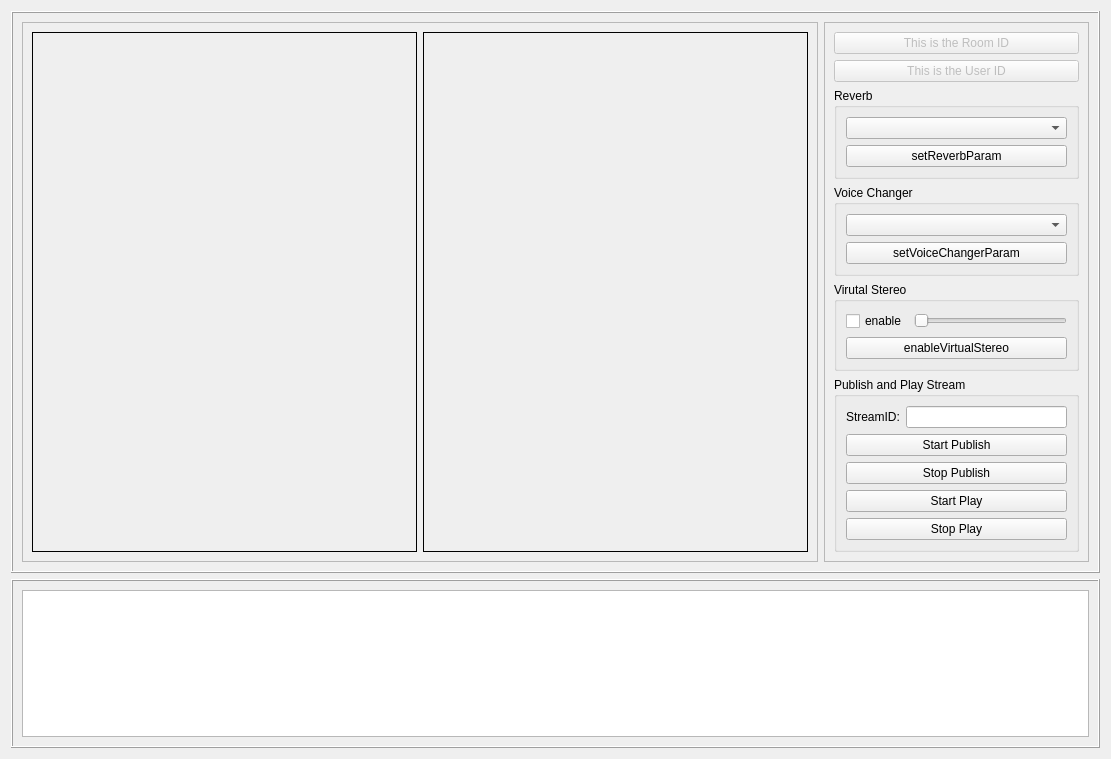
Before: the Qt Designer form video/src/SoundEffects/ZegoSoundEffectsDemo.ui in zegoim/zego-express-example-topics-cpp, drawn with Qt 5.
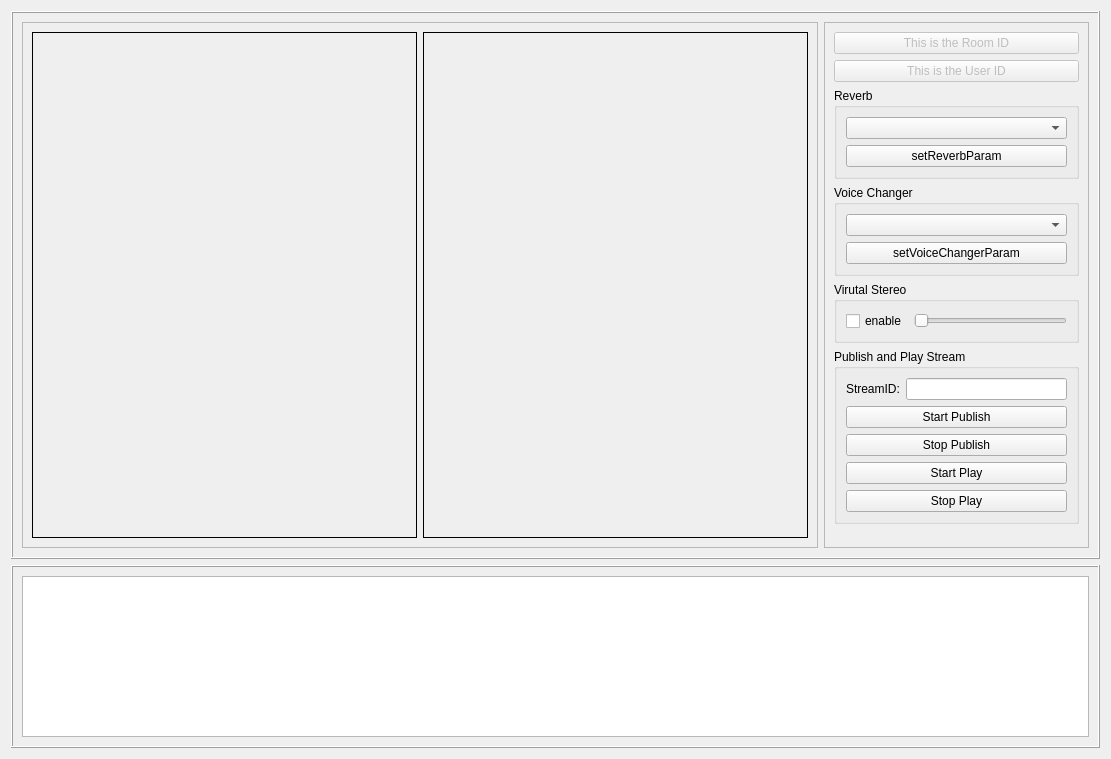
After: the same form once the commit is applied.

Commit message: update to support zego-express 1.16.0

Patch:
```diff
--- a/video/src/SoundEffects/ZegoSoundEffectsDemo.ui
+++ b/video/src/SoundEffects/ZegoSoundEffectsDemo.ui
@@ -158,13 +158,6 @@
               </item>
              </layout>
             </item>
-            <item>
-             <widget class="QPushButton" name="pushButton_enableVirtualStereo">
-              <property name="text">
-               <string>enableVirtualStereo</string>
-              </property>
-             </widget>
-            </item>
            </layout>
           </widget>
          </item>
```
The commit also changes 43 other files.
